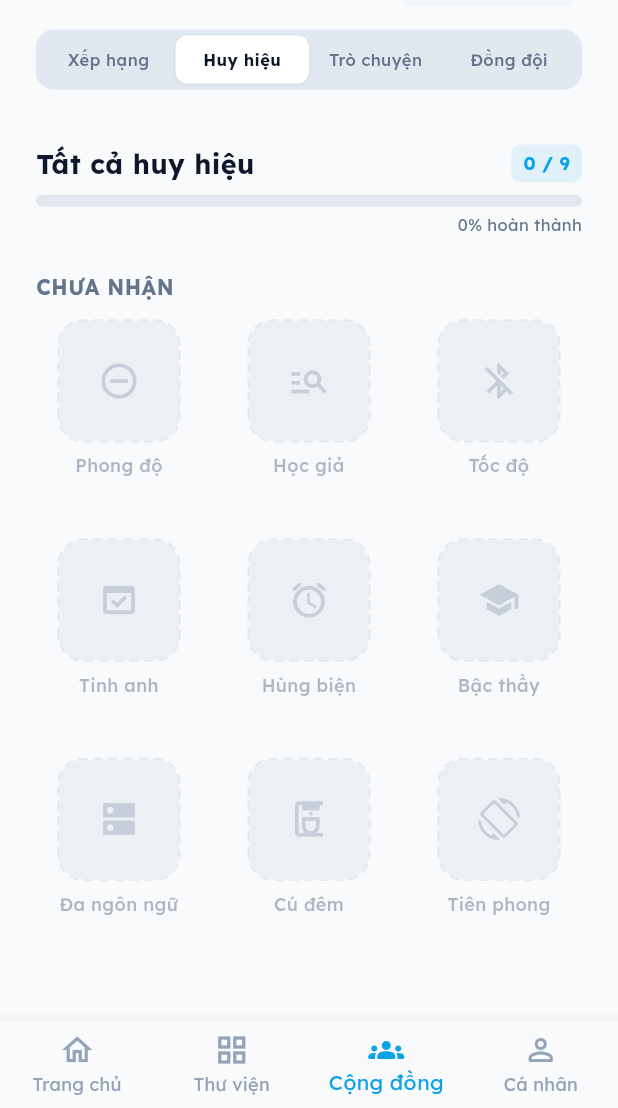
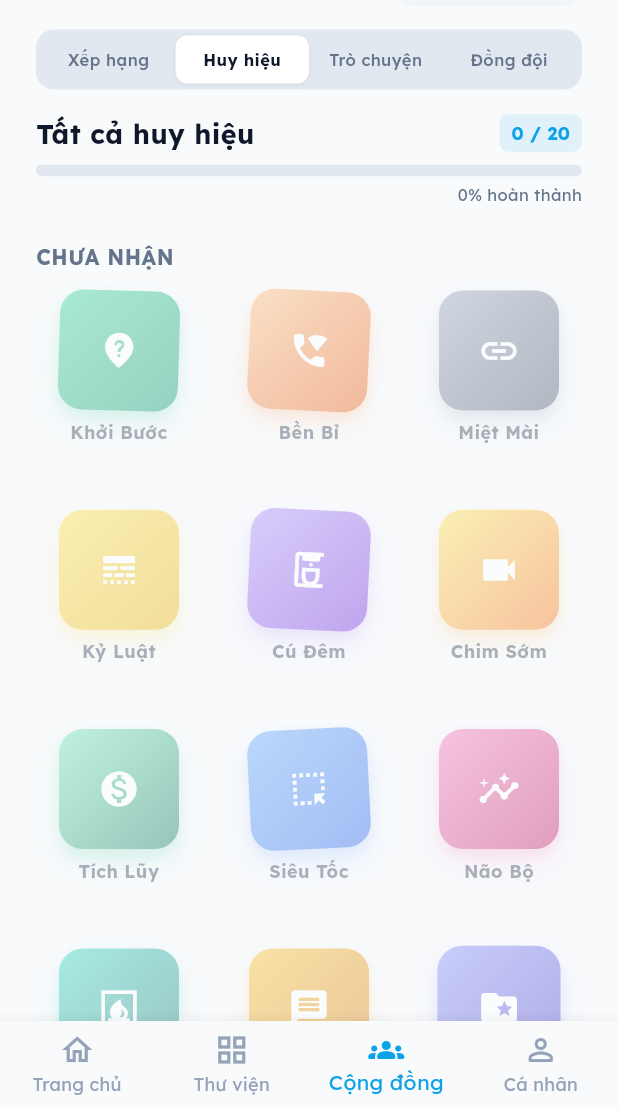
Before and after one commit to minhnhat-1504/VitaminC_App, a Flutter app: the LeaderboardScreen screen opened by its route, after a tap on "Huy hiệu", on a phone screen of 412 x 824 dp, the part 128-1236 px from its top. Run offline on Flutter 3.47's test engine with Material 3 defaults, Android fonts, the phone set to English and light mode, and no system bars; our stand-ins replace cloud_firestore, connectivity_plus, equatable, file_picker, firebase_analytics, firebase_auth and 24 more; missing offline and left inert: excel, flutter_facebook_auth, google_mlkit_text_recognition; accounts and stored records are empty; network calls fail.

Commit message:
feat: update badges screen with 20 new items and details popup

```diff
--- a/lib/features/social/presentation/screens/badges_screen.dart
+++ b/lib/features/social/presentation/screens/badges_screen.dart
@@ -14,77 +14,190 @@ class BadgesScreen extends ConsumerWidget {
   static const Color _slate200 = Color(0xFFE2E8F0);
 
   static const List<Map<String, dynamic>> badges = [
+    // Nhóm 1: Chăm chỉ & Kỷ luật
+    {
+      'id': 'first_blood',
+      'name': 'Khởi Bước',
+      'description': 'Hoàn thành bài học đầu tiên trên ứng dụng.',
+      'icon': 0xeb3f, // spa
+      'gradient1': 0xFF34D399,
+      'gradient2': 0xFF059669,
+      'shadowColor': 0xFF10B981,
+    },
     {
       'id': 'streak_7',
-      'name': 'Phong độ',
-      'icon': 0xe518,
-      'gradient1': 0xFF38BDF8,
-      'gradient2': 0xFF2563EB,
-      'shadowColor': 0xFF3B82F6,
-    },
-    {
-      'id': 'words_100',
-      'name': 'Học giả',
-      'icon': 0xe3c7,
-      'gradient1': 0xFF34D399,
-      'gradient2': 0xFF16A34A,
-      'shadowColor': 0xFF22C55E,
-    },
-    {
-      'id': 'first_blood',
-      'name': 'Tốc độ',
-      'icon': 0xe0e7,
-      'gradient1': 0xFFFBBF24,
+      'name': 'Bền Bỉ',
+      'description': 'Giữ chuỗi học tập (Streak) liên tục 7 ngày.',
+      'icon': 0xe6e8, // whatshot
+      'gradient1': 0xFFFDBA74,
       'gradient2': 0xFFEA580C,
       'shadowColor': 0xFFF97316,
     },
     {
       'id': 'streak_30',
-      'name': 'Tinh anh',
-      'icon': 0xe1f5,
-      'gradient1': 0xFFEC4899,
-      'gradient2': 0xFFBE185D,
-      'shadowColor': 0xFFF43F5E,
+      'name': 'Miệt Mài',
+      'description': 'Giữ chuỗi học tập liên tục 30 ngày.',
+      'icon': 0xea3f, // military_tech
+      'gradient1': 0xFF94A3B8,
+      'gradient2': 0xFF475569,
+      'shadowColor': 0xFF64748B,
     },
     {
-      'id': 'orator',
-      'name': 'Hùng biện',
-      'icon': 0xf518,
-      'gradient1': 0xFFA855F7,
-      'gradient2': 0xFF4F46E5,
+      'id': 'streak_100',
+      'name': 'Kỷ Luật',
+      'description': 'Giữ chuỗi học tập liên tục 100 ngày.',
+      'icon': 0xea77, // workspace_premium
+      'gradient1': 0xFFFDE047,
+      'gradient2': 0xFFEAB308,
+      'shadowColor': 0xFFFACC15,
+    },
+    {
+      'id': 'night_owl',
+      'name': 'Cú Đêm',
+      'description': 'Học bài trong khoảng 22:00 - 02:00.',
+      'icon': 0xef67, // nightlight_round
+      'gradient1': 0xFFA78BFA,
+      'gradient2': 0xFF6D28D9,
+      'shadowColor': 0xFF8B5CF6,
+    },
+    {
+      'id': 'early_bird',
+      'name': 'Chim Sớm',
+      'description': 'Học bài trong khoảng 05:00 - 07:00.',
+      'icon': 0xe6a8, // wb_sunny
+      'gradient1': 0xFFFDE047,
+      'gradient2': 0xFFF97316,
+      'shadowColor': 0xFFF59E0B,
+    },
+    // Nhóm 2: Chinh phục Từ vựng
+    {
+      'id': 'vocab_collector',
+      'name': 'Tích Lũy',
+      'description': 'Tự tạo hoặc thêm 100 từ vựng vào ứng dụng.',
+      'icon': 0xe3f7, // monetization_on
+      'gradient1': 0xFF6EE7B7,
+      'gradient2': 0xFF047857,
+      'shadowColor': 0xFF10B981,
+    },
+    {
+      'id': 'swipe_master',
+      'name': 'Siêu Tốc',
+      'description': 'Quẹt đánh giá 1.000 thẻ Flashcard.',
+      'icon': 0xea0b, // bolt
+      'gradient1': 0xFF60A5FA,
+      'gradient2': 0xFF2563EB,
+      'shadowColor': 0xFF3B82F6,
+    },
+    {
+      'id': 'photographic_memory',
+      'name': 'Não Bộ',
+      'description': 'Đánh giá "Dễ" cho 50 thẻ liên tiếp mà không có thẻ nào "Khó".',
+      'icon': 0xea41, // psychology
+      'gradient1': 0xFFF472B6,
+      'gradient2': 0xFFBE185D,
+      'shadowColor': 0xFFEC4899,
+    },
+    {
+      'id': 'deck_creator',
+      'name': 'Kiến Tạo',
+      'description': 'Tạo thành công 5 bộ thẻ (Decks) cá nhân.',
+      'icon': 0xe28a, // explore
+      'gradient1': 0xFF2DD4BF,
+      'gradient2': 0xFF0F766E,
+      'shadowColor': 0xFF14B8A6,
+    },
+    // Nhóm 3: Công nghệ & AI
+    {
+      'id': 'golden_voice',
+      'name': 'Giọng Vàng',
+      'description': 'Dùng micro luyện phát âm và đạt >90% cho 50 từ khác nhau.',
+      'icon': 0xe3e0, // mic
+      'gradient1': 0xFFFBBF24,
+      'gradient2': 0xFFD97706,
+      'shadowColor': 0xFFF59E0B,
+    },
+    {
+      'id': 'chatterbox',
+      'name': 'Sôi Nổi',
+      'description': 'Nhắn tin với AI Chatbot hơn 100 lượt.',
+      'icon': 0xe2a6, // forum
+      'gradient1': 0xFF818CF8,
+      'gradient2': 0xFF4338CA,
       'shadowColor': 0xFF6366F1,
     },
     {
-      'id': 'master',
-      'name': 'Bậc thầy',
-      'icon': 0xe559,
-      'gradient1': 0xFF0D9488,
-      'gradient2': 0xFF0891B2,
-      'shadowColor': 0xFF06B6D4,
+      'id': 'scanner_eye',
+      'name': 'Mắt Thần',
+      'description': 'Dùng Camera quét và lưu 30 từ vựng từ ngoài đời.',
+      'icon': 0xe5fa, // document_scanner
+      'gradient1': 0xFFA3E635,
+      'gradient2': 0xFF4D7C0F,
+      'shadowColor': 0xFF65A30D,
     },
     {
-      'id': 'polyglot',
-      'name': 'Đa ngôn ngữ',
-      'icon': 0xe8e2,
-      'gradient1': 0xFF8B5CF6,
-      'gradient2': 0xFF6D28D9,
-      'shadowColor': 0xFF7C3AED,
+      'id': 'ai_explorer',
+      'name': 'Tò Mò',
+      'description': 'Nhờ Chatbot giải nghĩa hoặc lấy ví dụ 50 lần.',
+      'icon': 0xe0a0, // auto_awesome
+      'gradient1': 0xFFC084FC,
+      'gradient2': 0xFF7E22CE,
+      'shadowColor': 0xFFA855F7,
+    },
+    // Nhóm 4: Xã hội & Đồng đội
+    {
+      'id': 'team_carry',
+      'name': 'Trụ Cột',
+      'description': 'Đóng góp >50% vào tiến độ Nhiệm vụ Tuần của nhóm.',
+      'icon': 0xe2fa, // groups
+      'gradient1': 0xFF38BDF8,
+      'gradient2': 0xFF0284C7,
+      'shadowColor': 0xFF0EA5E9,
     },
     {
-      'id': 'night_owl',
-      'name': 'Cú đêm',
-      'icon': 0xef67,
-      'gradient1': 0xFF1E293B,
-      'gradient2': 0xFF0F172A,
-      'shadowColor': 0xFF334155,
+      'id': 'social_butterfly',
+      'name': 'Lan Tỏa',
+      'description': 'Bấm Chia sẻ thành tích lên mạng xã hội 5 lần.',
+      'icon': 0xe5d0, // share
+      'gradient1': 0xFFFB7185,
+      'gradient2': 0xFFBE123C,
+      'shadowColor': 0xFFE11D48,
     },
     {
-      'id': 'pioneer',
-      'name': 'Tiên phong',
-      'icon': 0xe55f,
-      'gradient1': 0xFFF97316,
-      'gradient2': 0xFFDC2626,
+      'id': 'english_police',
+      'name': 'Cảnh Sát',
+      'description': 'Gửi 200 tin nhắn tiếng Anh chuẩn 100% trong phòng chat.',
+      'icon': 0xe54f, // security
+      'gradient1': 0xFF94A3B8,
+      'gradient2': 0xFF334155,
+      'shadowColor': 0xFF475569,
+    },
+    // Nhóm 5: Thử thách & Vận may
+    {
+      'id': 'bounty_hunter',
+      'name': 'Thợ Săn',
+      'description': 'Hoàn thành toàn bộ Nhiệm vụ ngày liên tục 1 tuần.',
+      'icon': 0xf05a, // rocket_launch
+      'gradient1': 0xFFF87171,
+      'gradient2': 0xFFB91C1C,
       'shadowColor': 0xFFEF4444,
+    },
+    {
+      'id': 'lucky_charm',
+      'name': 'Vận Đỏ',
+      'description': 'Quay trúng giải cao nhất (Jackpot) ở Vòng Quay May Mắn.',
+      'icon': 0xea23, // celebration
+      'gradient1': 0xFFFCD34D,
+      'gradient2': 0xFFB45309,
+      'shadowColor': 0xFFD97706,
+    },
+    {
+      'id': 'champion',
+      'name': 'Quán Quân',
+      'description': 'Đứng Top 1 Bảng Xếp Hạng cuối tuần.',
+      'icon': 0xea21, // emoji_events
+      'gradient1': 0xFFFFD700,
+      'gradient2': 0xFFB8860B,
+      'shadowColor': 0xFFDAA520,
     },
   ];
 
@@ -195,7 +308,10 @@ class BadgesScreen extends ConsumerWidget {
                     ),
                   );
                 },
-                child: _earnedBadgeCard(earnedList[index]),
+                child: GestureDetector(
+                  onTap: () => _showBadgeDetails(context, earnedList[index], true),
+                  child: _earnedBadgeCard(earnedList[index]),
+                ),
               );
             },
           ),
@@ -238,7 +354,10 @@ class BadgesScreen extends ConsumerWidget {
                     ),
                   );
                 },
-                child: _lockedBadgeCard(lockedList[index]),
+                child: GestureDetector(
+                  onTap: () => _showBadgeDetails(context, lockedList[index], false),
+                  child: _lockedBadgeCard(lockedList[index]),
+                ),
               );
             },
           ),
@@ -247,8 +366,78 @@ class BadgesScreen extends ConsumerWidget {
     );
   }
 
+  void _showBadgeDetails(BuildContext context, Map<String, dynamic> badge, bool isEarned) {
+    showDialog(
+      context: context,
+      builder: (context) {
+        return AlertDialog(
+          backgroundColor: Colors.white,
+          shape: RoundedRectangleBorder(borderRadius: BorderRadius.circular(20)),
+          title: Text(
+            badge['name'] as String,
+            style: GoogleFonts.lexend(
+              fontWeight: FontWeight.bold,
+              color: AppColors.textLight,
+            ),
+            textAlign: TextAlign.center,
+          ),
+          content: Column(
+            mainAxisSize: MainAxisSize.min,
+            children: [
+              if (isEarned) ...[
+                _earnedBadgeCard(badge),
+              ] else ...[
+                _lockedBadgeCard(badge),
+              ],
+              const SizedBox(height: 24),
+              Text(
+                badge['description'] as String? ?? 'Chưa có thông tin điều kiện.',
+                style: GoogleFonts.lexend(
+                  fontSize: 14,
+                  color: _slate500,
+                  height: 1.5,
+                ),
+                textAlign: TextAlign.center,
+              ),
+              const SizedBox(height: 16),
+              if (!isEarned)
+                Text(
+                  'Hãy nỗ lực hoàn thành để mở khóa nhé!',
+                  style: GoogleFonts.lexend(
+                    fontSize: 12,
+                    fontStyle: FontStyle.italic,
+                    color: AppColors.primary,
+                  ),
+                  textAlign: TextAlign.center,
+                ),
+            ],
+          ),
+          actions: [
+            TextButton(
+              onPressed: () => Navigator.of(context).pop(),
+              child: Text(
+                'Đóng',
+                style: GoogleFonts.lexend(
+                  fontWeight: FontWeight.bold,
+                  color: AppColors.primary,
+                ),
+              ),
+            ),
+          ],
+        );
+      },
+    );
+  }
+
   Widget _earnedBadgeCard(Map<String, dynamic> badge) {
-    final rotations = {'Phong độ': 0.05, 'Học giả': -0.035, 'Tốc độ': 0.018};
+    final rotations = {
+      'Bền Bỉ': 0.05,
+      'Siêu Tốc': -0.05,
+      'Khởi Bước': 0.03,
+      'Quán Quân': -0.04,
+      'Cú Đêm': 0.05,
+      'Vận Đỏ': 0.04,
+    };
     final int grad1 = badge['gradient1'] as int? ?? 0xFF94A3B8;
     final int grad2 = badge['gradient2'] as int? ?? 0xFF64748B;
     final int shadow = badge['shadowColor'] as int? ?? 0xFF475569;
@@ -304,76 +493,8 @@ class BadgesScreen extends ConsumerWidget {
 
   Widget _lockedBadgeCard(Map<String, dynamic> badge) {
     return Opacity(
-      opacity: 0.5,
-      child: Column(
-        mainAxisSize: MainAxisSize.min,
-        children: [
-          CustomPaint(
-            painter: _DashedBorderPainter(color: _slate300, radius: 16),
-            child: Container(
-              width: 80,
-              height: 80,
-              decoration: BoxDecoration(
-                color: _slate200,
-                borderRadius: BorderRadius.circular(16),
-              ),
-              child: Icon(
-                IconData(badge['icon'] as int, fontFamily: 'MaterialIcons'),
-                size: 28,
-                color: _slate400,
-              ),
-            ),
-          ),
-          const SizedBox(height: 8),
-          Text(
-            badge['name'] as String,
-            style: GoogleFonts.lexend(
-              fontSize: 12,
-              fontWeight: FontWeight.w500,
-              color: _slate500,
-            ),
-            textAlign: TextAlign.center,
-          ),
-        ],
-      ),
+      opacity: 0.4,
+      child: _earnedBadgeCard(badge),
     );
   }
 }
-
-class _DashedBorderPainter extends CustomPainter {
-  final Color color;
-  final double radius;
-
-  _DashedBorderPainter({required this.color, required this.radius});
-
-  @override
-  void paint(Canvas canvas, Size size) {
-    final paint = Paint()
-      ..color = color
-      ..strokeWidth = 2
-      ..style = PaintingStyle.stroke;
-
-    final path = Path()
-      ..addRRect(
-        RRect.fromRectAndRadius(
-          Rect.fromLTWH(0, 0, size.width, size.height),
-          Radius.circular(radius),
-        ),
-      );
-
-    const dashWidth = 6.0;
-    const dashSpace = 4.0;
-
-    for (final metric in path.computeMetrics()) {
-      double distance = 0;
-      while (distance < metric.length) {
-        final end = (distance + dashWidth).clamp(0.0, metric.length);
-        canvas.drawPath(metric.extractPath(distance, end), paint);
-        distance += dashWidth + dashSpace;
-      }
-    }
-  }
-
-  @override
-  bool shouldRepaint(covariant CustomPainter oldDelegate) => false;
-}
```
